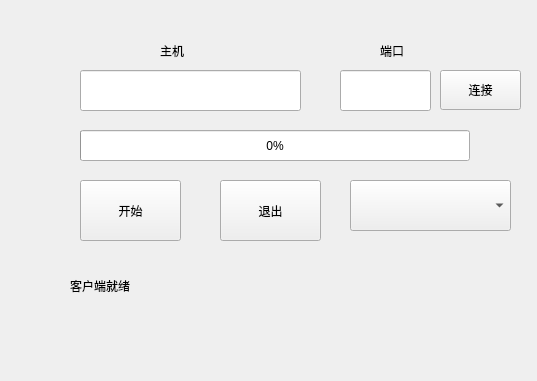
xiaoweilai/wireless, file qt_code/v1.5.1/fileClientv1.5.1/fileClient/tcpclientfilesend.ui: the form before one commit.
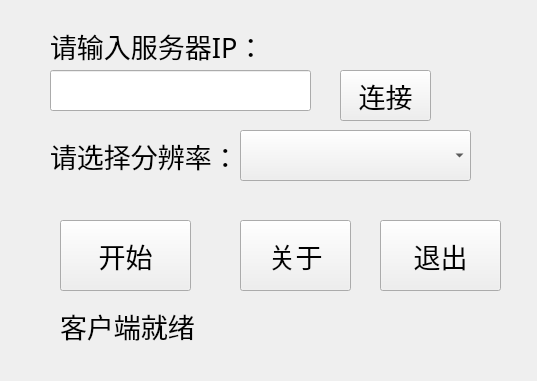
The form after the commit.

Diff of the .ui file:
```diff
--- a/qt_code/v1.5.1/fileClientv1.5.1/fileClient/tcpclientfilesend.ui
+++ b/qt_code/v1.5.1/fileClientv1.5.1/fileClient/tcpclientfilesend.ui
@@ -17,12 +17,18 @@
    <widget class="QPushButton" name="startButton">
     <property name="geometry">
      <rect>
-      <x>80</x>
-      <y>180</y>
-      <width>101</width>
-      <height>61</height>
+      <x>60</x>
+      <y>220</y>
+      <width>131</width>
+      <height>71</height>
      </rect>
     </property>
+    <property name="font">
+     <font>
+      <family>宋体</family>
+      <pointsize>20</pointsize>
+     </font>
+    </property>
     <property name="text">
      <string>开始</string>
     </property>
@@ -30,12 +36,18 @@
    <widget class="QPushButton" name="quitButton">
     <property name="geometry">
      <rect>
-      <x>220</x>
-      <y>180</y>
-      <width>101</width>
-      <height>61</height>
+      <x>380</x>
+      <y>220</y>
+      <width>121</width>
+      <height>71</height>
      </rect>
     </property>
+    <property name="font">
+     <font>
+      <family>宋体</family>
+      <pointsize>20</pointsize>
+     </font>
+    </property>
     <property name="text">
      <string>退出</string>
     </property>
@@ -43,109 +55,128 @@
    <widget class="QPushButton" name="openButton">
     <property name="geometry">
      <rect>
-      <x>440</x>
+      <x>340</x>
       <y>70</y>
-      <width>81</width>
-      <height>40</height>
+      <width>91</width>
+      <height>51</height>
      </rect>
     </property>
+    <property name="font">
+     <font>
+      <family>宋体</family>
+      <pointsize>20</pointsize>
+     </font>
+    </property>
     <property name="text">
      <string>连接</string>
     </property>
    </widget>
-   <widget class="QProgressBar" name="clientProgressBar">
-    <property name="geometry">
-     <rect>
-      <x>80</x>
-      <y>130</y>
-      <width>390</width>
-      <height>31</height>
-     </rect>
-    </property>
-    <property name="value">
-     <number>0</number>
-    </property>
-   </widget>
    <widget class="QLabel" name="clientStatusLabel">
     <property name="geometry">
      <rect>
-      <x>70</x>
-      <y>270</y>
+      <x>60</x>
+      <y>310</y>
       <width>371</width>
       <height>31</height>
      </rect>
     </property>
+    <property name="font">
+     <font>
+      <family>宋体</family>
+      <pointsize>20</pointsize>
+     </font>
+    </property>
     <property name="text">
      <string>客户端就绪</string>
     </property>
    </widget>
-   <widget class="QLabel" name="labelRate">
-    <property name="geometry">
-     <rect>
-      <x>70</x>
-      <y>320</y>
-      <width>361</width>
-      <height>41</height>
-     </rect>
-    </property>
-    <property name="text">
-     <string/>
-    </property>
-   </widget>
    <widget class="QLineEdit" name="lineEditHost">
     <property name="geometry">
      <rect>
-      <x>80</x>
+      <x>50</x>
       <y>70</y>
-      <width>221</width>
+      <width>261</width>
       <height>41</height>
      </rect>
     </property>
+    <property name="font">
+     <font>
+      <family>宋体</family>
+      <pointsize>20</pointsize>
+     </font>
+    </property>
    </widget>
    <widget class="QLabel" name="label">
     <property name="geometry">
      <rect>
-      <x>160</x>
-      <y>40</y>
-      <width>41</width>
-      <height>21</height>
+      <x>50</x>
+      <y>30</y>
+      <width>241</width>
+      <height>31</height>
      </rect>
     </property>
-    <property name="text">
-     <string>主机</string>
+    <property name="font">
+     <font>
+      <family>宋体</family>
+      <pointsize>20</pointsize>
+     </font>
     </property>
-   </widget>
-   <widget class="QLineEdit" name="lineEditPort">
-    <property name="geometry">
-     <rect>
-      <x>340</x>
-      <y>70</y>
-      <width>91</width>
-      <height>41</height>
-     </rect>
-    </property>
-   </widget>
-   <widget class="QLabel" name="label_2">
-    <property name="geometry">
-     <rect>
-      <x>380</x>
-      <y>40</y>
-      <width>31</width>
-      <height>21</height>
-     </rect>
-    </property>
     <property name="text">
-     <string>端口</string>
+     <string>请输入服务器IP：</string>
     </property>
    </widget>
    <widget class="QComboBox" name="comboBox_grabScreenSize">
     <property name="geometry">
      <rect>
-      <x>350</x>
-      <y>180</y>
-      <width>161</width>
+      <x>240</x>
+      <y>130</y>
+      <width>231</width>
       <height>51</height>
      </rect>
+    </property>
+    <property name="font">
+     <font>
+      <family>宋体</family>
+      <pointsize>18</pointsize>
+     </font>
+    </property>
+   </widget>
+   <widget class="QPushButton" name="pushbtn_about">
+    <property name="geometry">
+     <rect>
+      <x>240</x>
+      <y>220</y>
+      <width>111</width>
+      <height>71</height>
+     </rect>
+    </property>
+    <property name="font">
+     <font>
+      <family>宋体</family>
+      <pointsize>20</pointsize>
+     </font>
+    </property>
+    <property name="text">
+     <string>关于</string>
+    </property>
+   </widget>
+   <widget class="QLabel" name="clientStatusLabel_2">
+    <property name="geometry">
+     <rect>
+      <x>50</x>
+      <y>140</y>
+      <width>181</width>
+      <height>31</height>
+     </rect>
+    </property>
+    <property name="font">
+     <font>
+      <family>宋体</family>
+      <pointsize>20</pointsize>
+     </font>
+    </property>
+    <property name="text">
+     <string>请选择分辨率：</string>
     </property>
    </widget>
   </widget>
```
Left out of the diff: 2 changed lines with no effect on the pictures.
